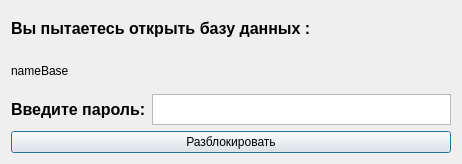
Above: unlockbasewidget.ui from SNEGIKON13/Password-Manager before the change. Below: the same form after it.
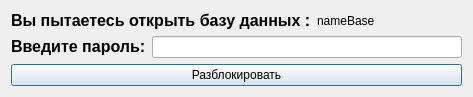
That is the form after the change.

Patch:
```diff
--- a/unlockbasewidget.ui
+++ b/unlockbasewidget.ui
@@ -9,8 +9,8 @@
    <rect>
     <x>0</x>
     <y>0</y>
-    <width>462</width>
-    <height>164</height>
+    <width>473</width>
+    <height>96</height>
    </rect>
   </property>
   <property name="maximumSize">
@@ -24,7 +24,9 @@
   </property>
   <layout class="QGridLayout" name="gridLayout">
    <item row="0" column="0">
-    <layout class="QVBoxLayout" name="verticalLayout_2">
+    <layout class="QVBoxLayout" name="verticalLayout">
+     <item>
+      <layout class="QHBoxLayout" name="horizontalLayout_2">
      <item>
       <widget class="QLabel" name="label_2">
        <property name="text">
@@ -41,8 +43,6 @@
      </item>
     </layout>
    </item>
-   <item row="1" column="0">
-    <layout class="QVBoxLayout" name="verticalLayout">
      <item>
       <layout class="QHBoxLayout" name="horizontalLayout">
        <item>
@@ -53,14 +53,7 @@
         </widget>
        </item>
        <item>
-        <widget class="QTextEdit" name="passwordEntryField">
-         <property name="maximumSize">
-          <size>
-           <width>16777215</width>
-           <height>31</height>
-          </size>
-         </property>
-        </widget>
+        <widget class="QLineEdit" name="passwordEntryField"/>
        </item>
       </layout>
      </item>
```
Lines whose indentation alone changed are shown as unchanged.
